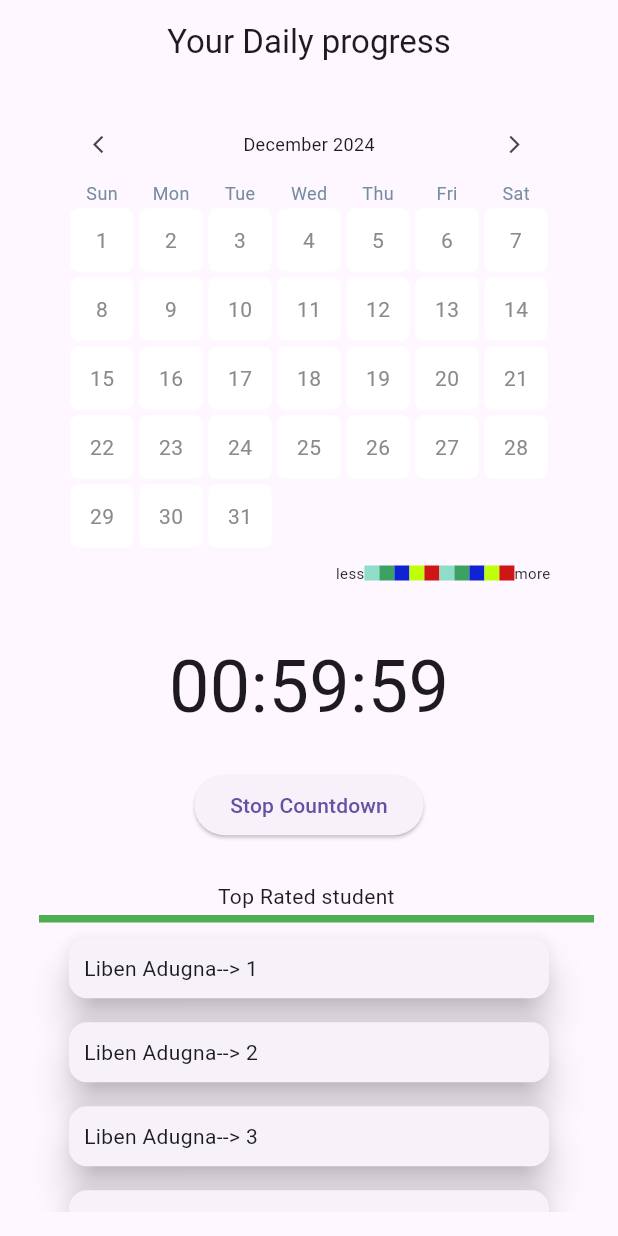
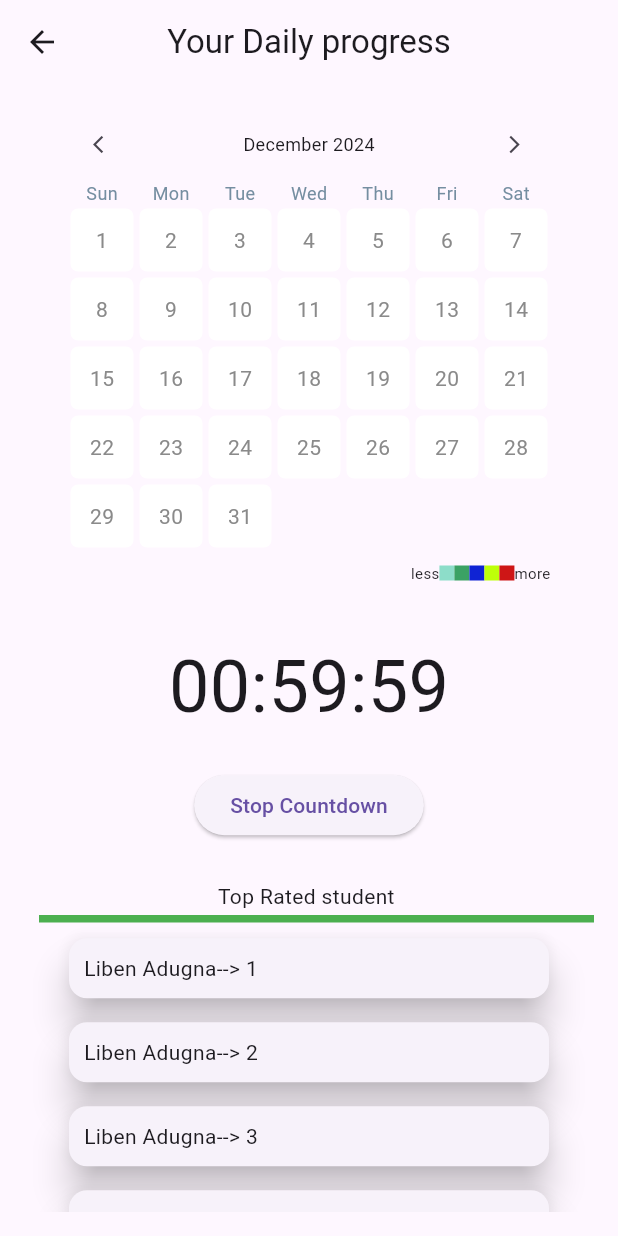
Before and after one commit to Lib1221/flutter-exam, a Flutter app: the HeatmapCalendarPage screen opened directly, after a tap on "Start Countdown", on a phone screen of 412 x 824 dp. Run offline on Flutter 3.47's test engine with Material 3 defaults, Android fonts, the light colour scheme and no system bars; our stand-ins replace animated_text_kit, cloud_firestore, firebase_auth, firebase_core, flutter_heatmap_calendar, flutter_svg and 1 more; missing offline and left inert: firebase_ui_auth, tbib_splash_screen; accounts and stored records are empty.

Commit message:
routing to progress page and make the user data to store on the firestore

```diff
--- a/lib/backend_auth/firebase_ui.dart
+++ b/lib/backend_auth/firebase_ui.dart
@@ -81,6 +81,7 @@ class myapping extends StatelessWidget {
       initialRoute:
           FirebaseAuth.instance.currentUser == null ? '/sign-in' : '/home',
       routes: {
+        '/social':(context)=> const socialSubjects(),
         '/natural':(context)=> const NaturalSubjects(),
         '/home': (context) => const Select(),
         '/sign-in': (context) => SignInScreen(
@@ -152,6 +153,7 @@ class myapping extends StatelessWidget {
               children: const [
                 Selector()
 
+
               ],
             ),
       },
--- a/lib/main.dart
+++ b/lib/main.dart
@@ -1,5 +1,6 @@
 import 'package:exam_store/firebase_options.dart';
 import 'package:exam_store/progress/daily.dart';
+import 'package:exam_store/splash_Screen/splash_Screens.dart';
 import 'package:firebase_core/firebase_core.dart';
 import 'package:flutter/material.dart';
 
@@ -9,9 +10,9 @@ void main() async {
     options: DefaultFirebaseOptions.currentPlatform,
   );
   return runApp(
-    MaterialApp(
+    const MaterialApp(
       debugShowCheckedModeBanner: false,
-    home: HeatmapCalendarPage()//MyHomePage1()
+    home: MyHomePage1()
 
       )
       );
--- a/lib/progress/daily.dart
+++ b/lib/progress/daily.dart
@@ -1,4 +1,9 @@
+// ignore_for_file: avoid_types_as_parameter_names
+
 import 'dart:async';
+import 'package:cloud_firestore/cloud_firestore.dart';
+import 'package:exam_store/user/User.dart';
+import 'package:firebase_auth/firebase_auth.dart';
 import 'package:flutter/material.dart';
 import 'package:flutter_heatmap_calendar/flutter_heatmap_calendar.dart';
 import 'package:shared_preferences/shared_preferences.dart';
@@ -14,11 +19,22 @@ class _HeatmapCalendarPageState extends State<HeatmapCalendarPage> {
   int _heatmapper = 0;
   int c = 0;
   int zero = 1;
-
+  Map<DateTime, int> dailyStrikes = {};
   @override
   void initState() {
     super.initState();
     _restoreState();
+    saveDailyStrikeData(5);
+    _loadDailyStrikes();
+    ;
+  }
+
+  Future<void> _loadDailyStrikes() async {
+    dailyStrikes = await getDailyStrikeData();
+    setState(() {
+      print(dailyStrikes);
+      print(DateTime(2024, 1, 6));
+    });
   }
 
   void startTimer() async {
@@ -81,7 +97,7 @@ class _HeatmapCalendarPageState extends State<HeatmapCalendarPage> {
     final elapsed = DateTime.now().millisecondsSinceEpoch - startTime;
     final remainingTime = savedTime - (elapsed ~/ 1000);
 
-  if (!is_Canceled && remainingTime > 0) {
+    if (!is_Canceled && remainingTime > 0) {
       setState(() {
         _start = remainingTime;
       });
@@ -113,24 +129,13 @@ class _HeatmapCalendarPageState extends State<HeatmapCalendarPage> {
                 defaultColor: Colors.white,
                 colorMode: ColorMode.color,
                 flexible: false,
-                datasets: {
-
-                  DateTime.now(): 2,
-
-                  //it takes current date value and then add to or append it
-                  // DateTime(year,month,day):_heatmapper
-                },
+                datasets: dailyStrikes,
                 colorsets: const {
                   1: Color.fromARGB(255, 141, 221, 201),
                   2: Color.fromARGB(255, 59, 162, 100),
                   3: Color.fromARGB(255, 15, 35, 212),
                   4: Color.fromARGB(255, 190, 255, 9),
                   5: Color.fromARGB(255, 206, 22, 22),
-                  6: Color.fromARGB(255, 141, 221, 201),
-                  7: Color.fromARGB(255, 59, 162, 100),
-                  8: Color.fromARGB(255, 15, 35, 212),
-                  9: Color.fromARGB(255, 190, 255, 9),
-                  10: Color.fromARGB(255, 206, 22, 22)
                 },
                 onClick: (value) {
                   ScaffoldMessenger.of(context)
--- a/lib/stream/selector.dart
+++ b/lib/stream/selector.dart
@@ -11,7 +11,7 @@ class Selector extends StatelessWidget {
         children: [
           ElevatedButton(
               onPressed: () {
-                Navigator.pushReplacementNamed(context, '/natural');
+                Navigator.pushNamed(context, '/natural');
               },
               child: const Text('Natural science')),
           const SizedBox(
@@ -19,7 +19,7 @@ class Selector extends StatelessWidget {
           ),
           ElevatedButton(
               onPressed: () {
-                print('');
+                Navigator.pushNamed(context, '/social');
               },
               child: const Text('Social science')),
         ],
--- /dev/null
+++ b/lib/user/User.dart
@@ -0,0 +1,85 @@
+import 'package:cloud_firestore/cloud_firestore.dart';
+import 'package:firebase_auth/firebase_auth.dart';
+
+Future<void> saveDailyStrikeData(int streakCount) async {
+  User? user = FirebaseAuth.instance.currentUser;
+
+  if (user != null) {
+    CollectionReference users = FirebaseFirestore.instance.collection('users');
+
+    String todayDate = DateTime.now().toIso8601String().split('T')[0];
+
+    DocumentSnapshot docSnapshot = await users.doc(user.uid).get();
+
+    bool alreadyExists = false;
+
+    if (docSnapshot.exists) {
+      Map<String, dynamic>? data = docSnapshot.data() as Map<String, dynamic>?;
+
+      if (data != null && data['dailyStrikes'] != null) {
+        for (var entry in data['dailyStrikes']) {
+          if (entry['date'].split('T')[0] == todayDate) {
+            alreadyExists = true;
+            break;
+          }
+        }
+      }
+    }
+
+    if (!alreadyExists) {
+      var entry = {
+        'date': DateTime.now().toIso8601String(),
+        'streakCount': streakCount,
+      };
+
+      await users.doc(user.uid).set({
+        'dailyStrikes': FieldValue.arrayUnion([entry]),
+      }, SetOptions(merge: true));
+
+      print("Today's strike data saved.");
+    } else {
+      print("An entry for today already exists. No new data saved.");
+    }
+  } else {
+    print("No user is signed in.");
+  }
+}
+
+Future<Map<DateTime, int>> getDailyStrikeData() async {
+  User? user = FirebaseAuth.instance.currentUser;
+  Map<DateTime, int> strikes = {};
+
+  if (user != null) {
+    DocumentSnapshot docSnapshot = await FirebaseFirestore.instance
+        .collection('users')
+        .doc(user.uid)
+        .get();
+
+    if (docSnapshot.exists) {
+      Map<String, dynamic>? data = docSnapshot.data() as Map<String, dynamic>?;
+
+      if (data != null && data['dailyStrikes'] != null) {
+        for (var entry in data['dailyStrikes']) {
+          if (entry['date'] is String) {
+            DateTime date = DateTime.parse(entry['date']);
+            int streakCount = entry['streakCount'] as int;
+            strikes[date] = streakCount;
+          } else if (entry['date'] is Timestamp) {
+            Timestamp timestamp = entry['date'];
+            DateTime date = timestamp.toDate();
+            int streakCount = entry['streakCount'] as int;
+            strikes[date] = streakCount;
+          }
+        }
+      } else {
+        print("No daily strikes found.");
+      }
+    } else {
+      print("Document does not exist.");
+    }
+  } else {
+    print("No user is signed in.");
+  }
+
+  return strikes;
+}
```
Also changed, not shown: lib/list_Question/listQ.dart (+13 -1 lines), lib/main_page/screens/quiz_screen.dart (+12 -0 lines), lib/stream/natural.dart (+55 -0 lines), lib/stream/select.dart (+12 -0 lines).
